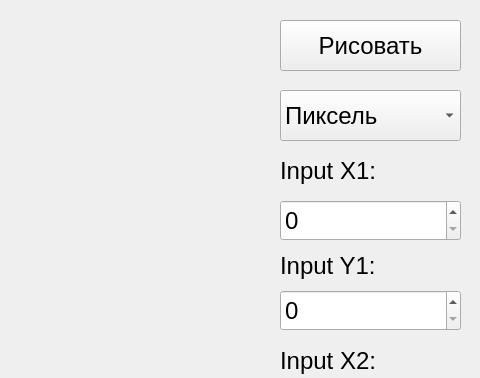
The window that mainwindow.ui (zarovDeveloper/graphics) describes before a commit, drawn with Qt 5; both pictures show x 800 to 1280 and y 0 to 378 of the 1280 by 720 pixel window.
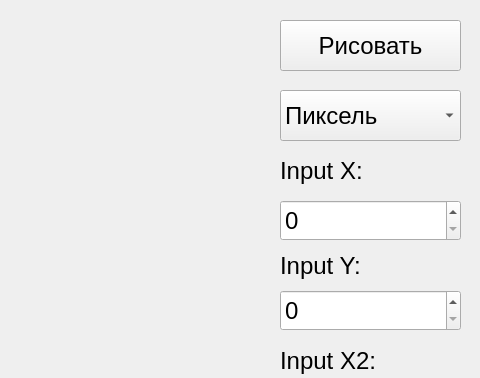
The same window after the commit. Custom widgets are drawn as their Qt base class.

Patch:
```diff
--- a/mainwindow.ui
+++ b/mainwindow.ui
@@ -82,7 +82,7 @@
      </font>
     </property>
     <property name="text">
-     <string>Input X1:</string>
+     <string>Input X:</string>
     </property>
    </widget>
    <widget class="QLabel" name="label_inputY_1">
@@ -100,7 +100,7 @@
      </font>
     </property>
     <property name="text">
-     <string>Input Y1:</string>
+     <string>Input Y:</string>
     </property>
    </widget>
    <widget class="QSpinBox" name="spinBox_inputX_1">
```
Left out of the diff: 5 changed lines with no effect on the pictures.
